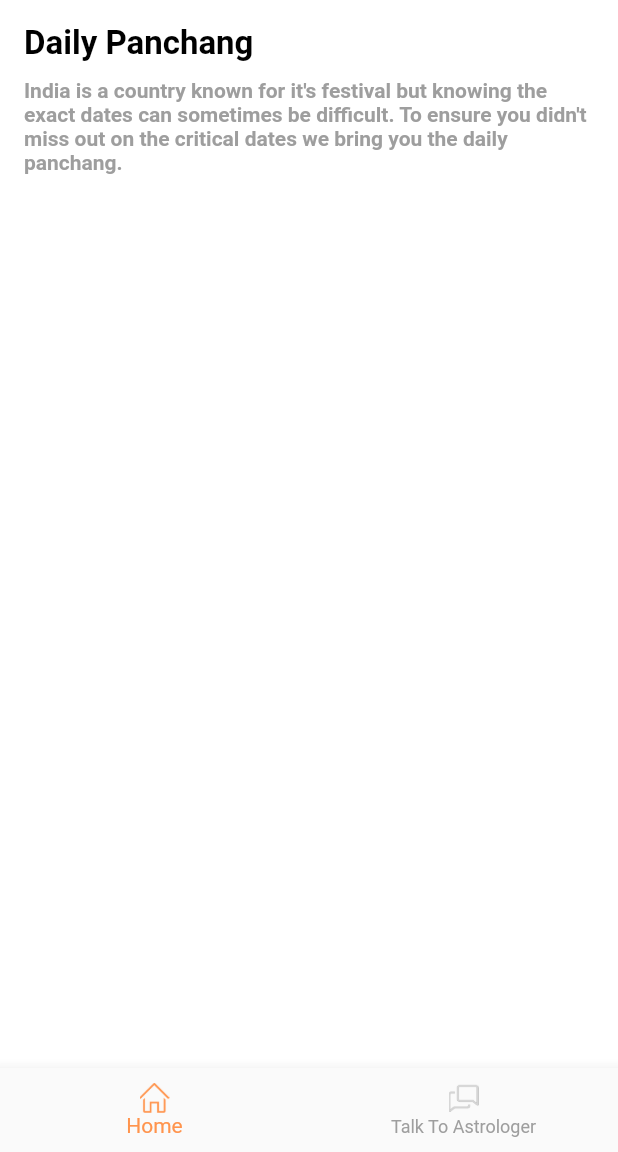
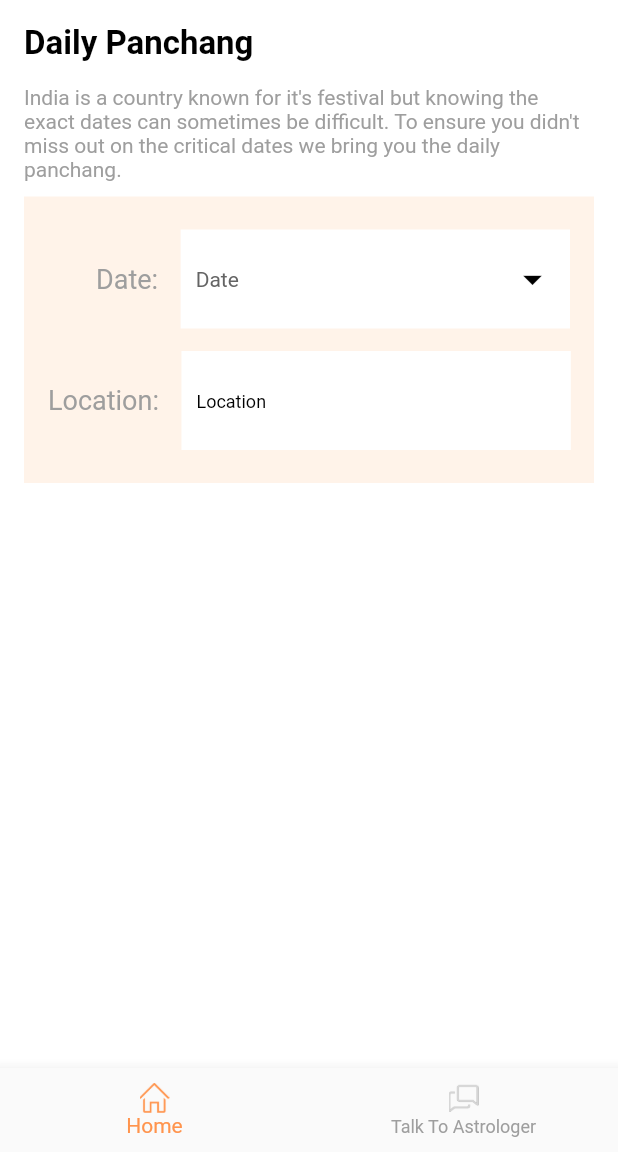
Before and after one commit to thealteria/astro_tak, a Flutter app: the screen it shows after launch, on a phone screen of 412 x 824 dp, the part 84-1236 px from its top. Run offline on Flutter 3.47's test engine with Material 2 defaults, Android fonts, the phone set to English and light mode, and no system bars; our stand-ins replace flutter_screenutil, get, octo_image.

Commit message:
HomeView: added date location section

```diff
--- a/lib/app/common/values/strings.dart
+++ b/lib/app/common/values/strings.dart
@@ -29,4 +29,8 @@ class Strings {
       'India is a country known for it\'s festival but knowing the exact '
       'dates can sometimes be difficult. To ensure you didn\'t miss out '
       'on the critical dates we bring you the daily panchang.';
+
+  static const String date = 'Date';
+  static const String location = 'Location';
+  static const String noResultsFound = 'No results found';
 }
--- a/lib/app/modules/home/controllers/home_controller.dart
+++ b/lib/app/modules/home/controllers/home_controller.dart
@@ -1,6 +1,25 @@
 import 'package:astro_tak/app/data/api_helper.dart';
+import 'package:flutter/cupertino.dart';
 import 'package:get/get.dart';
 
 class HomeController extends GetxController {
   final ApiHelper _apiHelper = Get.find();
+
+  final dateController = TextEditingController();
+  final locationController = TextEditingController();
+
+  DateTime selectedDateTime = DateTime.now();
+
+  void onDateSelect() {
+    Utils.datePicker(
+      (dateTime) {
+        selectedDateTime = dateTime;
+
+        dateController.text = dateTime.formatedDate(
+          dateFormat: 'dd MMMM, yyyy',
+        );
+      },
+      firstDate: DateTime(2000),
+    );
+  }
 }
--- a/lib/app/modules/home/views/home_view.dart
+++ b/lib/app/modules/home/views/home_view.dart
@@ -1,6 +1,9 @@
 import 'package:astro_tak/app/common/util/exports.dart';
 import 'package:astro_tak/app/modules/home/controllers/home_controller.dart';
 import 'package:astro_tak/app/modules/widgets/base_widget.dart';
+import 'package:astro_tak/app/modules/widgets/custom_autocomplete_widget.dart';
+import 'package:astro_tak/app/modules/widgets/custom_row_widget.dart';
+import 'package:astro_tak/app/modules/widgets/panchang_text_field.dart';
 import 'package:flutter/material.dart';
 import 'package:get/get.dart';
 
@@ -21,15 +24,52 @@ class HomeView extends GetView<HomeController> {
                 fontSize: Dimens.fontSize22,
               ),
             ),
-            10.heightBox,
+            15.heightBox,
             Text(
               Strings.panchangeDescription,
-              style: AppTextStyle.boldStyle.copyWith(
+              style: AppTextStyle.regularStyle.copyWith(
                 fontSize: Dimens.fontSize14,
                 color: AppColors.silverChalice,
               ),
             ),
             10.heightBox,
+            Container(
+              color: AppColors.serenade,
+              width: Get.width,
+              padding: EdgeInsets.symmetric(
+                horizontal: 16.w,
+                vertical: 22.h,
+              ),
+              alignment: Alignment.centerRight,
+              child: Column(
+                mainAxisSize: MainAxisSize.min,
+                mainAxisAlignment: MainAxisAlignment.center,
+                children: [
+                  PanchangRowWidget(
+                    title: Strings.date,
+                    child: PanchangeTextField(
+                      controller: controller.dateController,
+                      hintText: Strings.date,
+                      onTap: controller.onDateSelect,
+                    ),
+                  ),
+                  15.heightBox,
+                  PanchangRowWidget(
+                    title: Strings.location,
+                    child: CustomAutoCompleteWidget(
+                      hint: Strings.location,
+                      controller: controller.locationController,
+                      list: [
+                        'am',
+                        'aman',
+                        'amamama',
+                        'amammaamcacccccsddddswdwsdwsdwsdwd',
+                      ],
+                    ),
+                  ),
+                ],
+              ),
+            ),
           ],
         ),
       ),
--- /dev/null
+++ b/lib/app/modules/widgets/custom_autocomplete_widget.dart
@@ -0,0 +1,104 @@
+import 'package:astro_tak/app/common/util/exports.dart';
+import 'package:flutter/material.dart';
+import 'package:get/get.dart';
+
+class CustomAutoCompleteWidget extends StatelessWidget {
+  final TextEditingController? controller;
+  final List<String> list;
+  final String hint;
+  final Function(String)? onSelected;
+  final TextInputType? textInputType;
+
+  const CustomAutoCompleteWidget({
+    Key? key,
+    this.controller,
+    required this.list,
+    required this.hint,
+    this.onSelected,
+    this.textInputType,
+  }) : super(key: key);
+
+  @override
+  Widget build(BuildContext context) {
+    return RawAutocomplete<String>(
+      textEditingController: controller,
+      focusNode: controller == null ? null : FocusNode(),
+      optionsBuilder: (textEditingValue) {
+        if (textEditingValue.text.isEmpty) {
+          return const Iterable<String>.empty();
+        }
+
+        return list.where(
+          (option) {
+            return option.toLowerCase().startsWith(
+                  textEditingValue.text.toLowerCase(),
+                );
+          },
+        );
+      },
+      onSelected: (selection) {
+        controller?.text = selection;
+
+        onSelected?.call(selection);
+      },
+      fieldViewBuilder: (
+        _,
+        textEditingController,
+        focusNode,
+        onFieldSubmitted,
+      ) {
+        return TextFormField(
+          controller: textEditingController,
+          keyboardType: textInputType,
+          decoration: InputDecoration(
+            hintText: hint,
+            border: InputBorder.none,
+            hintStyle: AppTextStyle.regularStyle.copyWith(
+              fontSize: Dimens.fontSize12,
+              color: AppColors.black,
+            ),
+          ),
+          focusNode: focusNode,
+        );
+      },
+      optionsViewBuilder: (
+        _,
+        onSelected,
+        options,
+      ) {
+        return Container(
+          alignment: Alignment.topLeft,
+          child: Material(
+            color: Colors.transparent,
+            child: Container(
+              height: 200.h,
+              color: AppColors.white,
+              width: Get.width * .4,
+              margin: EdgeInsets.only(top: 12.w),
+              child: ListView(
+                shrinkWrap: true,
+                padding: EdgeInsets.all(2.w),
+                children: options.map(
+                  (option) {
+                    if (list.isEmpty) {
+                      return const ListTile(
+                        title: Text(Strings.noResultsFound),
+                      );
+                    }
+                    return ListTile(
+                      dense: true,
+                      title: Text(option),
+                      onTap: () {
+                        onSelected(option);
+                      },
+                    );
+                  },
+                ).toList(),
+              ),
+            ),
+          ),
+        );
+      },
+    );
+  }
+}
--- /dev/null
+++ b/lib/app/modules/widgets/custom_row_widget.dart
@@ -0,0 +1,37 @@
+import 'package:astro_tak/app/common/util/exports.dart';
+import 'package:astro_tak/app/modules/widgets/custom_autocomplete_widget.dart';
+import 'package:astro_tak/app/modules/widgets/panchang_text_field.dart';
+import 'package:flutter/material.dart';
+import 'package:get/get.dart';
+
+class PanchangRowWidget extends StatelessWidget {
+  final String title;
+  final Widget child;
+
+  const PanchangRowWidget({
+    Key? key,
+    required this.title,
+    required this.child,
+  }) : super(key: key);
+
+  @override
+  Widget build(BuildContext context) {
+    return Row(
+      mainAxisAlignment: MainAxisAlignment.end,
+      children: [
+        Text(
+          '$title:',
+          style: AppTextStyle.regularStyle.copyWith(
+            fontSize: Dimens.fontSize18,
+            color: AppColors.silverChalice,
+          ),
+        ),
+        15.widthBox,
+        SizedBox(
+          width: Get.width * .63,
+          child: child,
+        ),
+      ],
+    );
+  }
+}
--- /dev/null
+++ b/lib/app/modules/widgets/panchang_text_field.dart
@@ -0,0 +1,34 @@
+import 'package:astro_tak/app/common/util/exports.dart';
+import 'package:flutter/material.dart';
+
+import 'custom_text_field_widget.dart';
+
+class PanchangeTextField extends StatelessWidget {
+  final TextEditingController controller;
+  final String hintText;
+  final VoidCallback? onTap;
+
+  const PanchangeTextField({
+    Key? key,
+    required this.controller,
+    required this.hintText,
+    this.onTap,
+  }) : super(key: key);
+
+  @override
+  Widget build(BuildContext context) {
+    return CustomTextFieldWidget(
+      suffixIcon: hintText == Strings.date
+          ? Icon(
+              Icons.arrow_drop_down,
+              size: 30.w,
+              color: AppColors.black,
+            )
+          : null,
+      controller: controller,
+      readOnly: onTap != null,
+      hintText: hintText,
+      onTap: onTap,
+    );
+  }
+}
```
